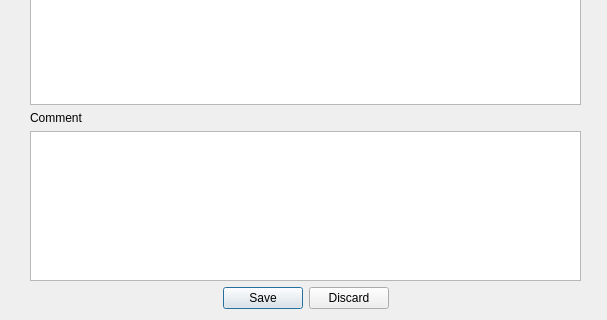
Qt form src/gui/Ui_ViewEntryDialog.ui (n-bigler/experimental-data-manager) before a commit; both pictures show x 0 to 607 and y 322 to 642 of the 607 by 642 pixel window.
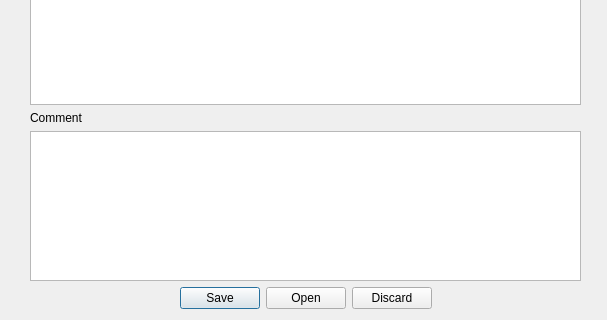
The same form after that commit.

Commit message: Added button to open measurement folder

Patch:
```diff
--- a/src/gui/Ui_ViewEntryDialog.ui
+++ b/src/gui/Ui_ViewEntryDialog.ui
@@ -132,7 +132,7 @@
     <item>
      <widget class="QDialogButtonBox" name="buttonBox">
       <property name="standardButtons">
-       <set>QDialogButtonBox::Discard|QDialogButtonBox::Save</set>
+       <set>QDialogButtonBox::Discard|QDialogButtonBox::Open|QDialogButtonBox::Save</set>
       </property>
       <property name="centerButtons">
        <bool>true</bool>
```
The commit also changes 1 other file.
